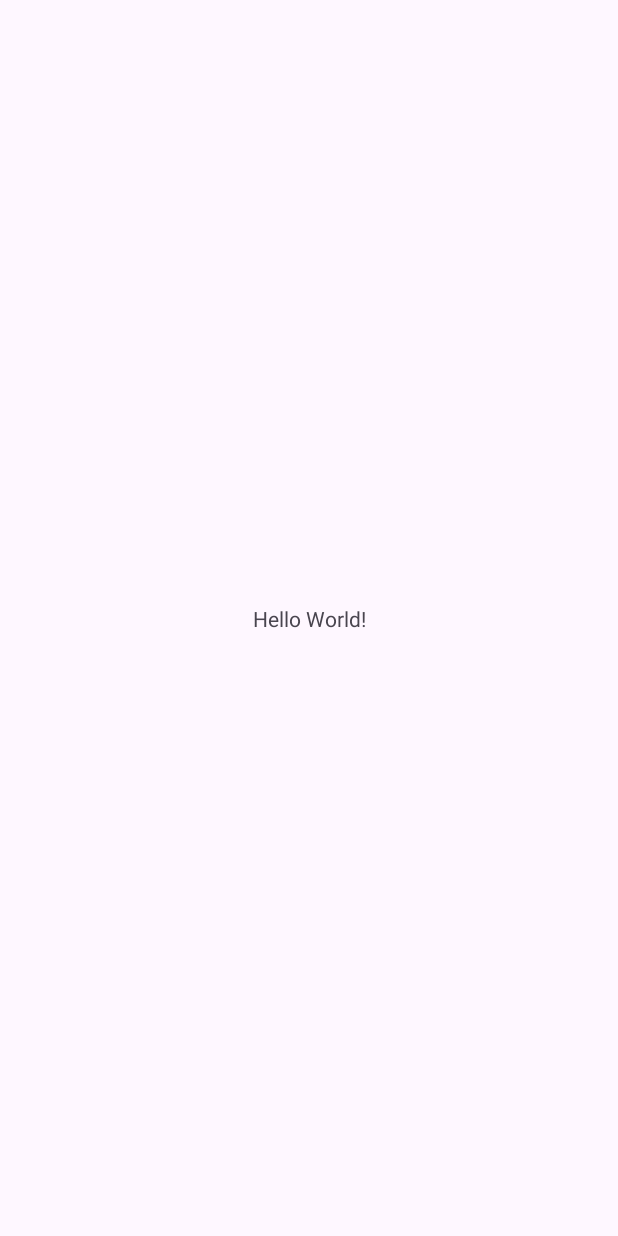
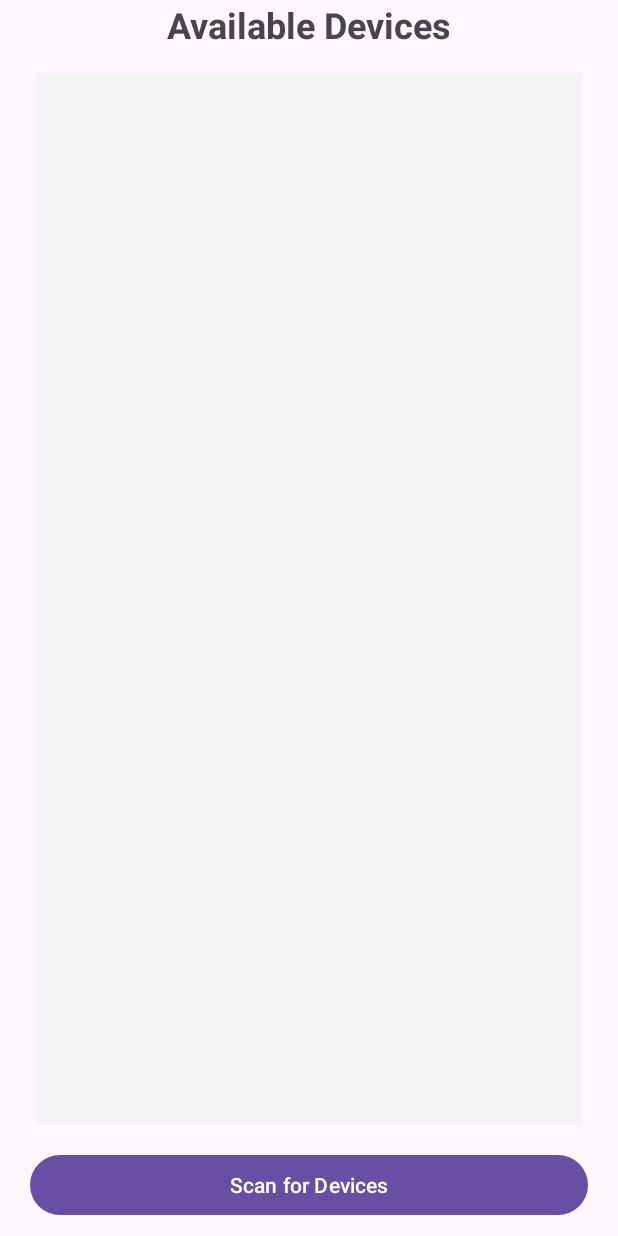
Before and after one commit to Eureto/MeteoStation, an Android app: the screen it shows after launch (MainActivity), on a phone screen of 412 x 824 dp. Before the commit the screen is almost empty. Run offline under Robolectric (Android 15) with nearby library versions, the light colour scheme and no system bars.

```diff
--- a/MobileApp/app/src/main/java/com/example/meteostation/MainActivity.kt
+++ b/MobileApp/app/src/main/java/com/example/meteostation/MainActivity.kt
@@ -5,7 +5,7 @@ import androidx.activity.enableEdgeToEdge
 import androidx.appcompat.app.AppCompatActivity
 import androidx.core.view.ViewCompat
 import androidx.core.view.WindowInsetsCompat
-
+import android.widget.Button
 class MainActivity : AppCompatActivity() {
     override fun onCreate(savedInstanceState: Bundle?) {
         super.onCreate(savedInstanceState)
@@ -16,5 +16,13 @@ class MainActivity : AppCompatActivity() {
             v.setPadding(systemBars.left, systemBars.top, systemBars.right, systemBars.bottom)
             insets
         }
+        var scanForDevicesButton = findViewById<Button>(R.id.scanButton)
+        scanForDevicesButton.setOnClickListener {
+            scanBleDevices()
+        }
+    }
+
+    private fun scanBleDevices() {
+
     }
 }
--- a/MobileApp/app/src/main/res/layout/activity_main.xml
+++ b/MobileApp/app/src/main/res/layout/activity_main.xml
@@ -5,15 +5,57 @@
     android:id="@+id/main"
     android:layout_width="match_parent"
     android:layout_height="match_parent"
+    android:padding="16dp"
     tools:context=".MainActivity">
 
     <TextView
+        android:id="@+id/titleTextView"
         android:layout_width="wrap_content"
         android:layout_height="wrap_content"
-        android:text="Hello World!"
-        app:layout_constraintBottom_toBottomOf="parent"
+        android:text="Available Devices"
+        android:textSize="24sp"
+        android:textStyle="bold"
         app:layout_constraintEnd_toEndOf="parent"
         app:layout_constraintStart_toStartOf="parent"
         app:layout_constraintTop_toTopOf="parent" />
 
+    <androidx.recyclerview.widget.RecyclerView
+        android:id="@+id/devicesRecyclerView"
+        android:layout_width="0dp"
+        android:layout_height="0dp"
+        android:layout_marginStart="24dp"
+        android:layout_marginTop="16dp"
+        android:layout_marginEnd="24dp"
+        android:layout_marginBottom="16dp"
+        android:background="#F4F4F4"
+        app:layout_constraintBottom_toTopOf="@id/scanButton"
+        app:layout_constraintEnd_toEndOf="parent"
+        app:layout_constraintStart_toStartOf="parent"
+        app:layout_constraintTop_toBottomOf="@id/titleTextView"
+        tools:listitem="@layout/item_bluetooth_device" />
+
+    <Button
+        android:id="@+id/scanButton"
+        android:layout_width="0dp"
+        android:layout_height="wrap_content"
+        android:layout_marginStart="20dp"
+        android:layout_marginEnd="20dp"
+        android:layout_marginBottom="10dp"
+        android:text="Scan for Devices"
+        app:layout_constraintBottom_toBottomOf="parent"
+        app:layout_constraintEnd_toEndOf="parent"
+        app:layout_constraintStart_toStartOf="parent" />
+
+    <ProgressBar
+        android:id="@+id/scanProgressBar"
+        style="?android:attr/progressBarStyle"
+        android:layout_width="wrap_content"
+        android:layout_height="wrap_content"
+        android:visibility="gone"
+        app:layout_constraintBottom_toBottomOf="parent"
+        app:layout_constraintEnd_toEndOf="parent"
+        app:layout_constraintStart_toStartOf="parent"
+        app:layout_constraintTop_toTopOf="parent"
+        tools:visibility="visible" />
+
 </androidx.constraintlayout.widget.ConstraintLayout>
--- a/MobileApp/gradle/libs.versions.toml
+++ b/MobileApp/gradle/libs.versions.toml
@@ -7,6 +7,7 @@ junitVersion = "1.1.5"
 espressoCore = "3.5.1"
 appcompat = "1.6.1"
 material = "1.10.0"
+lifecycle = "2.7.0"
 activity = "1.8.0"
 constraintlayout = "2.1.4"
 
@@ -19,6 +20,8 @@ androidx-appcompat = { group = "androidx.appcompat", name = "appcompat", version
 material = { group = "com.google.android.material", name = "material", version.ref = "material" }
 androidx-activity = { group = "androidx.activity", name = "activity", version.ref = "activity" }
 androidx-constraintlayout = { group = "androidx.constraintlayout", name = "constraintlayout", version.ref = "constraintlayout" }
+androidx-lifecycle-viewmodel-ktx = { group = "androidx.lifecycle", name = "lifecycle-viewmodel-ktx", version.ref = "lifecycle" }
+androidx-lifecycle-livedata-ktx = { group = "androidx.lifecycle", name = "lifecycle-livedata-ktx", version.ref = "lifecycle" }
 
 [plugins]
 android-application = { id = "com.android.application", version.ref = "agp" }
--- a/MobileApp/settings.gradle.kts
+++ b/MobileApp/settings.gradle.kts
@@ -16,6 +16,7 @@ dependencyResolutionManagement {
     repositories {
         google()
         mavenCentral()
+        maven { url = uri("https://jitpack.io") }
     }
 }
 
```
Also changed, not shown: MobileApp/app/build.gradle.kts (+10 -0 lines), MobileApp/app/src/main/AndroidManifest.xml (+16 -1 lines), MobileApp/app/src/main/java/com/example/meteostation/Permissions/BleScanRequiredPermissions.kt (added, +10 -0 lines), MobileApp/app/src/main/java/com/example/meteostation/Permissions/PermissionsUtilities.kt (added, +67 -0 lines), MobileApp/app/src/main/res/drawable/border.xml (added, +8 -0 lines), MobileApp/app/src/main/res/layout/activity_meteo.xml (added, +175 -0 lines), MobileApp/app/src/main/res/layout/item_bluetooth_device.xml (added, +24 -0 lines), 2 other files.
